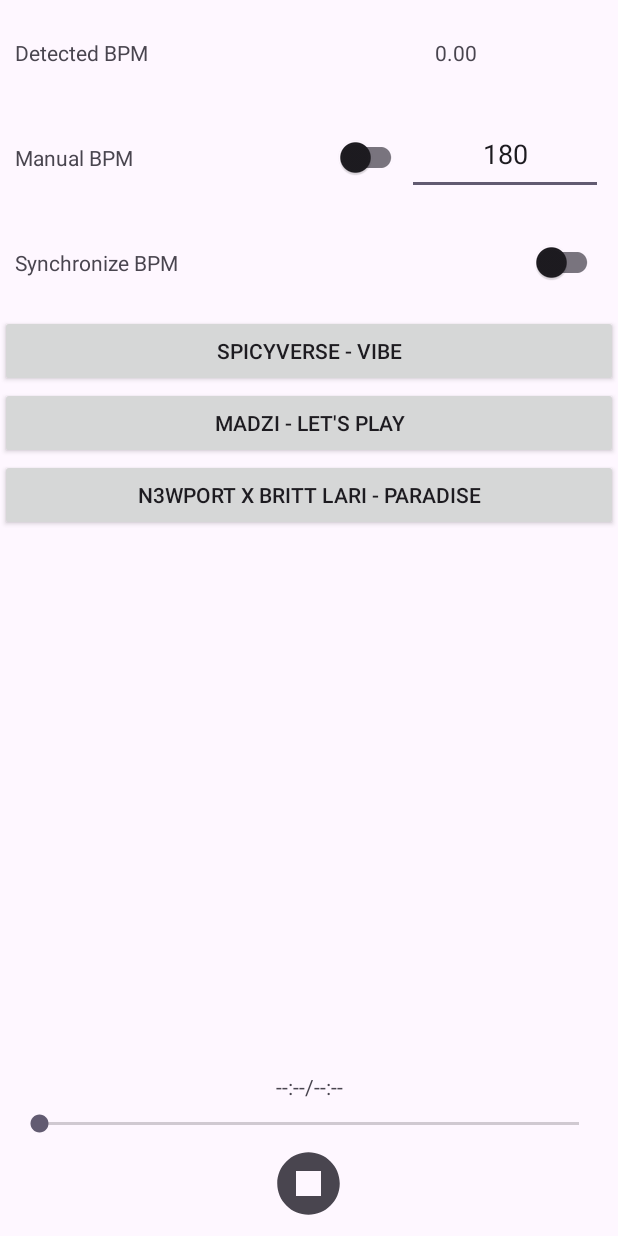
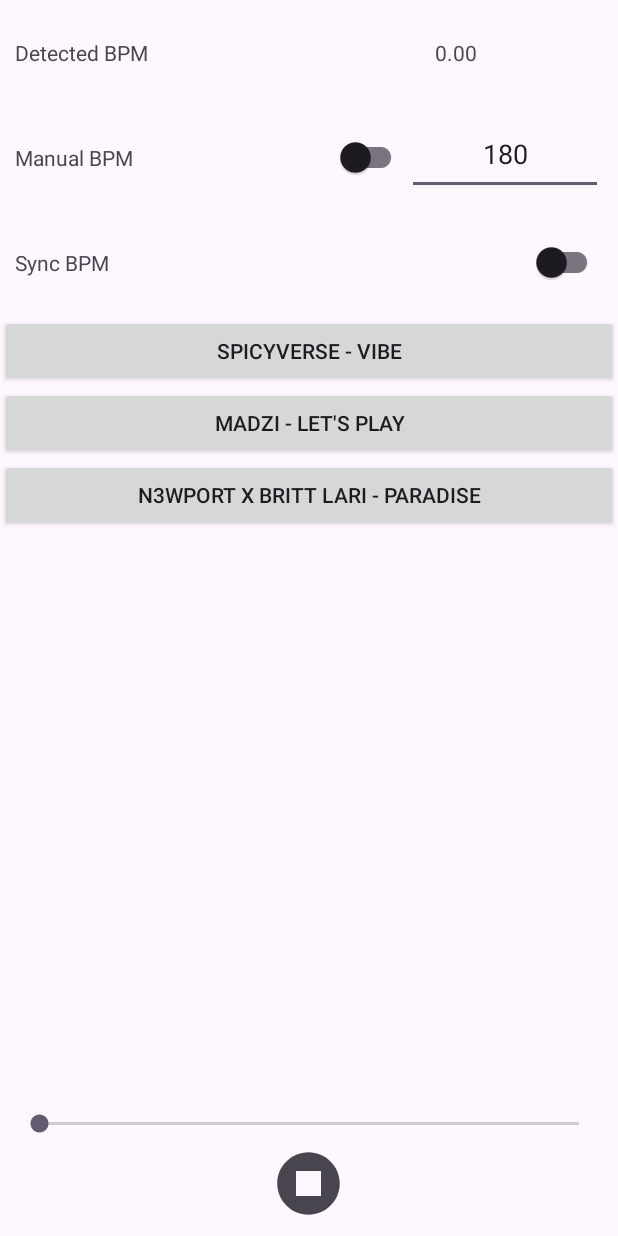
Before and after one commit to YuichiKondo/sync-player, an Android app: the screen it shows after launch (MainActivity), on a phone screen of 412 x 824 dp. Run offline under Robolectric (Android 15) with nearby library versions, the phone set to English and light mode, and no system bars.

Commit message:
Change strings

```diff
--- a/app/src/main/res/layout/activity_main.xml
+++ b/app/src/main/res/layout/activity_main.xml
@@ -137,8 +137,7 @@
                 android:id="@+id/text_view_play_time"
                 android:layout_width="match_parent"
                 android:layout_height="wrap_content"
-                android:gravity="center"
-                android:text="@string/default_play_time" />
+                android:gravity="center" />
 
             <SeekBar
                 android:id="@+id/seek_bar"
--- a/app/src/main/res/values/strings.xml
+++ b/app/src/main/res/values/strings.xml
@@ -5,8 +5,7 @@
     <string name="default_detected_bpm">0.00</string>
     <string name="manual_bpm">Manual BPM</string>
     <string name="default_manual_bpm">180</string>
-    <string name="sync_bpm">Synchronize BPM</string>
-    <string name="default_play_time">--:--/--:--</string>
+    <string name="sync_bpm">Sync BPM</string>
     <string name="request_permission_activity_recognition">身体活動の権限を許可してください</string>
     <string name="to_settings">設定へ</string>
     <string name="pause_or_resume">Pause or Resume</string>
```
